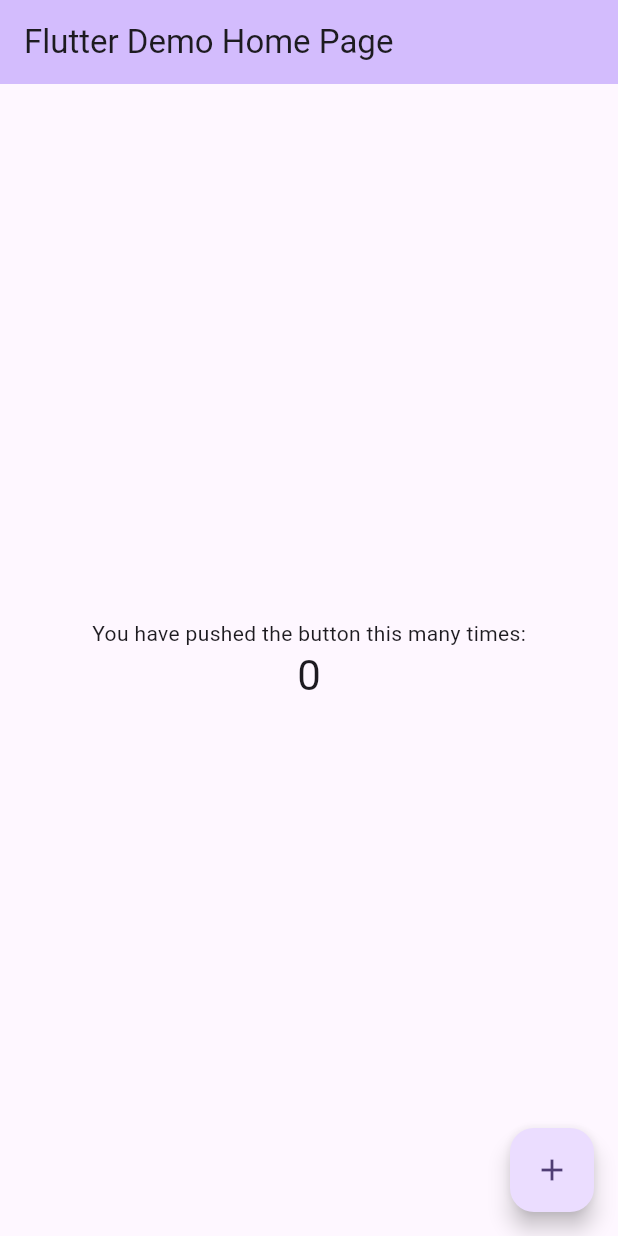
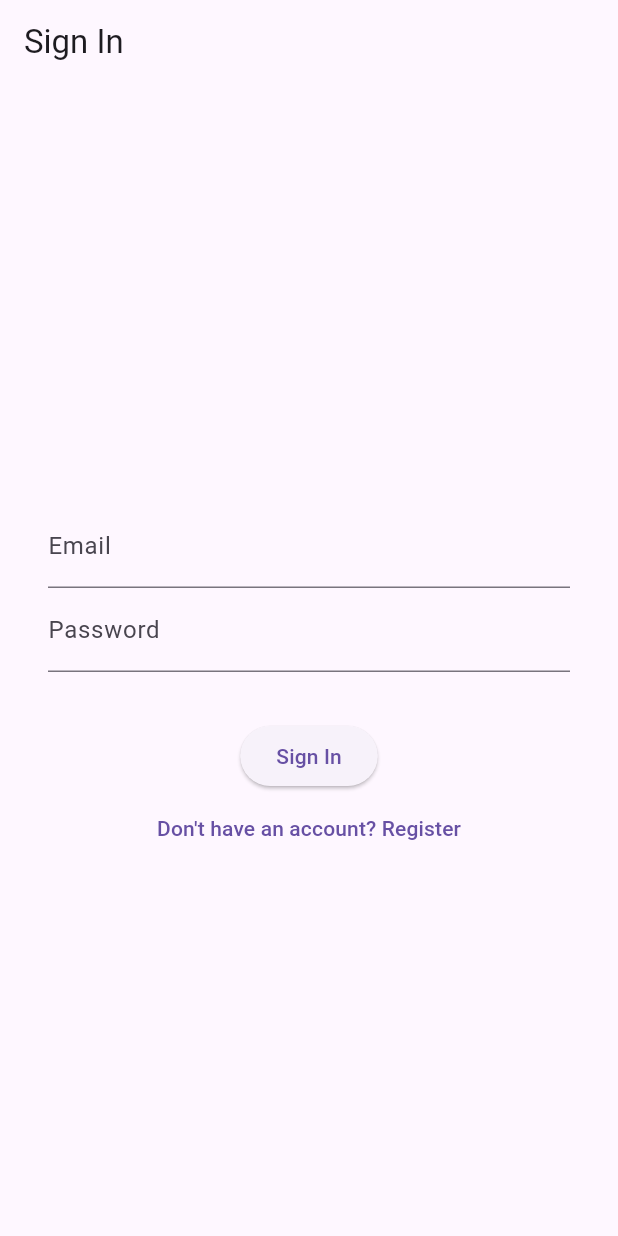
Before and after one commit to teraboop/coursework03, a Flutter app: the screen it shows after launch, on a phone screen of 412 x 824 dp. Run offline on Flutter 3.47's test engine with Material 3 defaults, Android fonts, the phone set to English and light mode, and no system bars; our stand-ins replace cloud_functions, firebase_auth, firebase_core; accounts and stored records are empty; generated files the repository leaves out were written again.

Commit message:
Starter code and signin screen

```diff
--- a/coursework03/lib/main.dart
+++ b/coursework03/lib/main.dart
@@ -1,121 +1,37 @@
+import 'package:firebase_core/firebase_core.dart';
+import 'package:firebase_auth/firebase_auth.dart';
+import 'package:coursework03/screens/SignInScreen.dart';
+import 'package:coursework03/screens/ChallengeScreen.dart';
 import 'package:flutter/material.dart';
+import 'firebase_options.dart';
 
-void main() {
-  runApp(const MyApp());
+Future<void> main() async {
+  WidgetsFlutterBinding.ensureInitialized();
+  await Firebase.initializeApp(
+    options: DefaultFirebaseOptions.currentPlatform,
+  );
+  runApp(const CloudQuestApp());
 }
 
-class MyApp extends StatelessWidget {
-  const MyApp({super.key});
+class CloudQuestApp extends StatelessWidget {
+  const CloudQuestApp({super.key});
 
-  // This widget is the root of your application.
   @override
   Widget build(BuildContext context) {
     return MaterialApp(
-      title: 'Flutter Demo',
-      theme: ThemeData(
-        // This is the theme of your application.
-        //
-        // TRY THIS: Try running your application with "flutter run". You'll see
-        // the application has a purple toolbar. Then, without quitting the app,
-        // try changing the seedColor in the colorScheme below to Colors.green
-        // and then invoke "hot reload" (save your changes or press the "hot
-        // reload" button in a Flutter-supported IDE, or press "r" if you used
-        // the command line to start the app).
-        //
-        // Notice that the counter didn't reset back to zero; the application
-        // state is not lost during the reload. To reset the state, use hot
-        // restart instead.
-        //
-        // This works for code too, not just values: Most code changes can be
-        // tested with just a hot reload.
-        colorScheme: .fromSeed(seedColor: Colors.deepPurple),
-      ),
-      home: const MyHomePage(title: 'Flutter Demo Home Page'),
-    );
-  }
-}
-
-class MyHomePage extends StatefulWidget {
-  const MyHomePage({super.key, required this.title});
-
-  // This widget is the home page of your application. It is stateful, meaning
-  // that it has a State object (defined below) that contains fields that affect
-  // how it looks.
-
-  // This class is the configuration for the state. It holds the values (in this
-  // case the title) provided by the parent (in this case the App widget) and
-  // used by the build method of the State. Fields in a Widget subclass are
-  // always marked "final".
-
-  final String title;
-
-  @override
-  State<MyHomePage> createState() => _MyHomePageState();
-}
-
-class _MyHomePageState extends State<MyHomePage> {
-  int _counter = 0;
-
-  void _incrementCounter() {
-    setState(() {
-      // This call to setState tells the Flutter framework that something has
-      // changed in this State, which causes it to rerun the build method below
-      // so that the display can reflect the updated values. If we changed
-      // _counter without calling setState(), then the build method would not be
-      // called again, and so nothing would appear to happen.
-      _counter++;
-    });
-  }
-
-  @override
-  Widget build(BuildContext context) {
-    // This method is rerun every time setState is called, for instance as done
-    // by the _incrementCounter method above.
-    //
-    // The Flutter framework has been optimized to make rerunning build methods
-    // fast, so that you can just rebuild anything that needs updating rather
-    // than having to individually change instances of widgets.
-    return Scaffold(
-      appBar: AppBar(
-        // TRY THIS: Try changing the color here to a specific color (to
-        // Colors.amber, perhaps?) and trigger a hot reload to see the AppBar
-        // change color while the other colors stay the same.
-        backgroundColor: Theme.of(context).colorScheme.inversePrimary,
-        // Here we take the value from the MyHomePage object that was created by
-        // the App.build method, and use it to set our appbar title.
-        title: Text(widget.title),
-      ),
-      body: Center(
-        // Center is a layout widget. It takes a single child and positions it
-        // in the middle of the parent.
-        child: Column(
-          // Column is also a layout widget. It takes a list of children and
-          // arranges them vertically. By default, it sizes itself to fit its
-          // children horizontally, and tries to be as tall as its parent.
-          //
-          // Column has various properties to control how it sizes itself and
-          // how it positions its children. Here we use mainAxisAlignment to
-          // center the children vertically; the main axis here is the vertical
-          // axis because Columns are vertical (the cross axis would be
-          // horizontal).
-          //
-          // TRY THIS: Invoke "debug painting" (choose the "Toggle Debug Paint"
-          // action in the IDE, or press "p" in the console), to see the
-          // wireframe for each widget.
-          mainAxisAlignment: .center,
-          children: [
-            const Text('You have pushed the button this many times:'),
-            Text(
-              '$_counter',
-              style: Theme.of(context).textTheme.headlineMedium,
-            ),
-          ],
-        ),
-      ),
-      floatingActionButton: FloatingActionButton(
-        onPressed: _incrementCounter,
-        tooltip: 'Increment',
-        child: const Icon(Icons.add),
+      title: 'Cloud Quest',
+      theme: ThemeData(primarySwatch: Colors.blue),
+      home: StreamBuilder<User?>(
+        stream: FirebaseAuth.instance.authStateChanges(),
+        builder: (context, snapshot) {
+          if (snapshot.connectionState == ConnectionState.waiting) {
+            return const Center(child: CircularProgressIndicator());
+          }
+          final user = snapshot.data;
+          return user == null
+              ? const SignInScreen()
+              : ChallengeScreen(user: user, onComplete: () {});
+        },
       ),
     );
   }
--- /dev/null
+++ b/coursework03/lib/screens/SignInScreen.dart
@@ -0,0 +1,93 @@
+import 'package:firebase_auth/firebase_auth.dart';
+import 'package:flutter/material.dart';
+
+class SignInScreen extends StatefulWidget {
+  const SignInScreen({super.key});
+
+  @override
+  State<SignInScreen> createState() => _SignInScreenState();
+}
+
+class _SignInScreenState extends State<SignInScreen> {
+  final TextEditingController _emailController = TextEditingController();
+  final TextEditingController _passwordController = TextEditingController();
+
+  bool _isLogin = true;
+
+  @override
+  void dispose() {
+    _emailController.dispose();
+    _passwordController.dispose();
+    super.dispose();
+  }
+
+  Future<void> _submit() async {
+    try {
+      if (_isLogin) {
+        await FirebaseAuth.instance.signInWithEmailAndPassword(
+          email: _emailController.text.trim(),
+          password: _passwordController.text,
+        );
+      } else {
+        await FirebaseAuth.instance.createUserWithEmailAndPassword(
+          email: _emailController.text.trim(),
+          password: _passwordController.text,
+        );
+      }
+    } on FirebaseAuthException catch (e) {
+      if (!mounted) return;
+      ScaffoldMessenger.of(context).showSnackBar(
+        SnackBar(content: Text(e.message ?? 'Authentication failed')),
+      );
+    }
+  }
+
+  @override
+  Widget build(BuildContext context) {
+    return Scaffold(
+      appBar: AppBar(title: Text(_isLogin ? 'Sign In' : 'Register')),
+      body: Center(
+        child: Column(
+          mainAxisSize: MainAxisSize.min,
+          children: [
+            Container(
+              padding: const EdgeInsets.all(32.0),
+              child: Form(
+              child: Column(
+                mainAxisSize: MainAxisSize.min,
+                children: [
+                  TextFormField(
+                    controller: _emailController,
+                    decoration: const InputDecoration(labelText: 'Email'),
+                  ),
+                  TextFormField(
+                    controller: _passwordController,
+                    decoration: const InputDecoration(labelText: 'Password'),
+                    obscureText: true,
+                  ),
+                ],
+              ),
+            ),
+            ),
+            ElevatedButton(
+              onPressed: _submit,
+              child: Text(_isLogin ? 'Sign In' : 'Register'),
+            ),
+            TextButton(
+              onPressed: () {
+                setState(() {
+                  _isLogin = !_isLogin;
+                });
+              },
+              child: Text(
+                _isLogin
+                    ? 'Don\'t have an account? Register'
+                    : 'Already have an account? Sign In',
+              ),
+            ),
+          ],
+        ),
+      ),
+    );
+  }
+}
--- /dev/null
+++ b/coursework03/lib/services/auth_service.dart
@@ -0,0 +1,17 @@
+import 'package:firebase_auth/firebase_auth.dart';
+
+final auth = FirebaseAuth.instance;
+
+Future<UserCredential> register(String email, String password) =>
+    auth.createUserWithEmailAndPassword(
+      email: email,
+      password: password,
+    );
+
+Future<UserCredential> signIn(String email, String password) =>
+    auth.signInWithEmailAndPassword(
+      email: email,
+      password: password,
+    );
+
+Future<void> logOut() => auth.signOut();
--- a/coursework03/pubspec.yaml
+++ b/coursework03/pubspec.yaml
@@ -34,6 +34,9 @@ dependencies:
   # The following adds the Cupertino Icons font to your application.
   # Use with the CupertinoIcons class for iOS style icons.
   cupertino_icons: ^1.0.8
+  firebase_core: ^5.1.0
+  firebase_auth: ^7.0.1
+  cloud_functions: ^7.0.1
 
 dev_dependencies:
   flutter_test:
```
Also changed, not shown: coursework03/lib/screens/ChallengeScreen.dart (added, +32 -0 lines), coursework03/lib/services/coach_service.dart (added, +15 -0 lines), coursework03/lib/services/reward_service.dart (added, +11 -0 lines), coursework03/firebase.json (added), coursework03/pubspec.lock, 6 other files.
